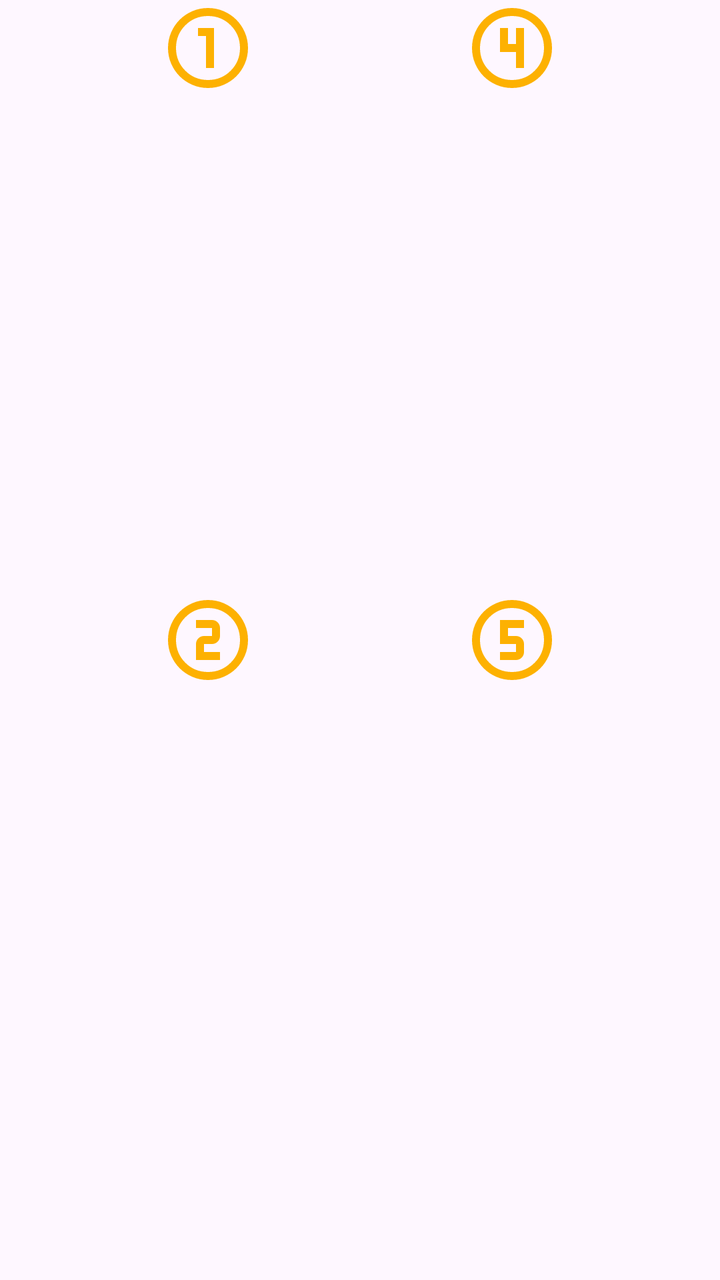
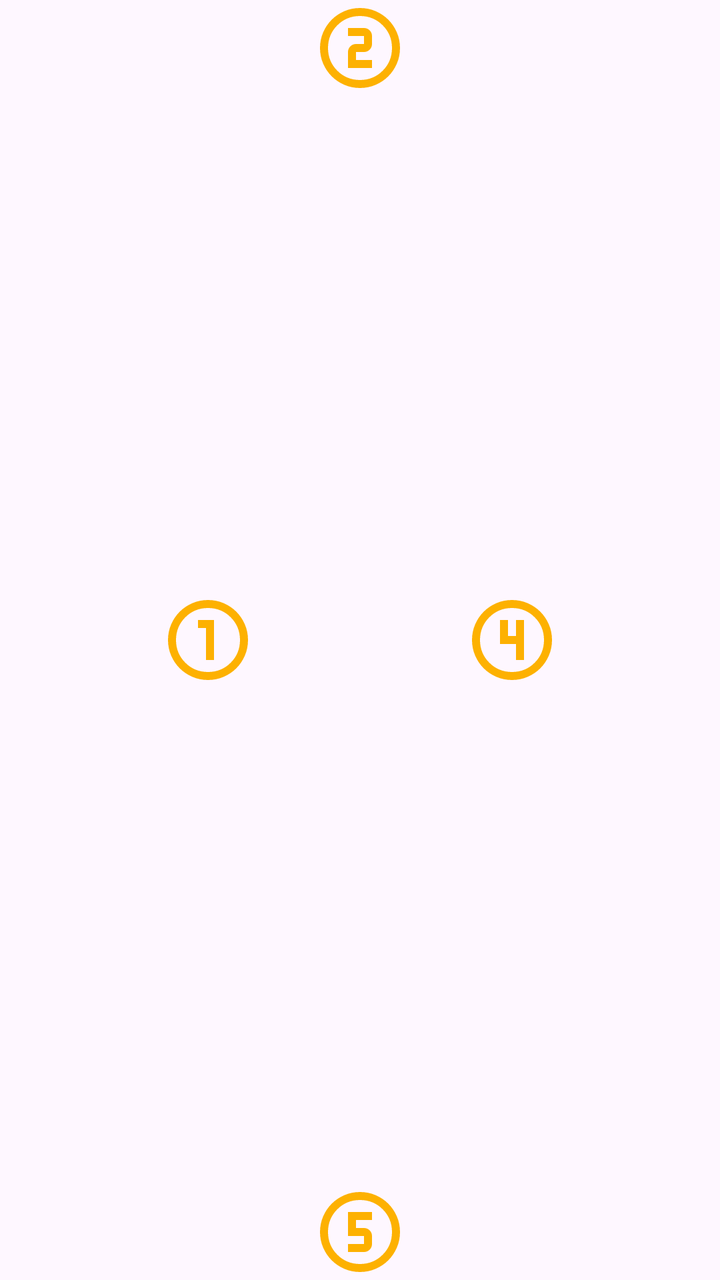

Two renders of the same Android screen: before a commit and after it. Below are the layout's source before the change and the commit's diff.
<!-- AndroidManifest.xml: application theme Theme.Heroland -->
<!-- res/layout/layout_valley.xml -->
<?xml version="1.0" encoding="utf-8"?>
<FrameLayout xmlns:android="http://schemas.android.com/apk/res/android"
    xmlns:app="http://schemas.android.com/apk/res-auto"
    xmlns:tools="http://schemas.android.com/tools"
    android:id="@+id/layout_valley"
    android:layout_width="match_parent"
    android:layout_height="match_parent"
android:layout_marginTop="200dp"
    android:background="@color/transparent">

    <androidx.appcompat.widget.AppCompatImageView
        android:id="@+id/c1"
        style="@style/clearing"
        android:layout_gravity="top|start"
        android:background="@drawable/clearing_1" />

    <androidx.appcompat.widget.AppCompatImageView
        android:id="@+id/c4"
        style="@style/clearing"
        android:layout_gravity="top|end"
        android:background="@drawable/clearing_4" />

    <androidx.appcompat.widget.AppCompatImageView
        android:id="@+id/c2"
        style="@style/clearing"
        android:layout_gravity="center|start"
        android:background="@drawable/clearing_2" />

    <androidx.appcompat.widget.AppCompatImageView
        android:id="@+id/c5"
        style="@style/clearing"
        android:layout_gravity="center|end"
        android:background="@drawable/clearing_5" />

    <androidx.appcompat.widget.AppCompatImageView
        android:id="@+id/dwelling"
        style="@style/clearing"
        android:layout_gravity="center|end"
        tools:background="@drawable/d_inn" />


</FrameLayout>
<!-- resources referenced by this layout -->
<resources>
  <color name="transparent">#00000000</color>
  <!-- drawable clearing_1 (drawable) -->
  <vector xmlns:android="http://schemas.android.com/apk/res/android" android:height="24dp" android:tint="#FDB101" android:viewportHeight="960" android:viewportWidth="960" android:width="24dp">
        
      <path android:fillColor="@android:color/white" android:pathData="M480,880Q397,880 324,848.5Q251,817 197,763Q143,709 111.5,636Q80,563 80,480Q80,397 111.5,324Q143,251 197,197Q251,143 324,111.5Q397,80 480,80Q563,80 636,111.5Q709,143 763,197Q817,251 848.5,324Q880,397 880,480Q880,563 848.5,636Q817,709 763,763Q709,817 636,848.5Q563,880 480,880ZM480,800Q614,800 707,707Q800,614 800,480Q800,346 707,253Q614,160 480,160Q346,160 253,253Q160,346 160,480Q160,614 253,707Q346,800 480,800ZM480,480Q480,480 480,480Q480,480 480,480Q480,480 480,480Q480,480 480,480Q480,480 480,480Q480,480 480,480Q480,480 480,480Q480,480 480,480ZM460,680L540,680L540,280L380,280L380,360L460,360L460,680Z"/>
      
  </vector>
  <!-- drawable clearing_4 (drawable) -->
  <vector xmlns:android="http://schemas.android.com/apk/res/android" android:height="24dp" android:tint="#FDB101" android:viewportHeight="960" android:viewportWidth="960" android:width="24dp">
        
      <path android:fillColor="@android:color/white" android:pathData="M480,880Q397,880 324,848.5Q251,817 197,763Q143,709 111.5,636Q80,563 80,480Q80,397 111.5,324Q143,251 197,197Q251,143 324,111.5Q397,80 480,80Q563,80 636,111.5Q709,143 763,197Q817,251 848.5,324Q880,397 880,480Q880,563 848.5,636Q817,709 763,763Q709,817 636,848.5Q563,880 480,880ZM480,800Q614,800 707,707Q800,614 800,480Q800,346 707,253Q614,160 480,160Q346,160 253,253Q160,346 160,480Q160,614 253,707Q346,800 480,800ZM480,480Q480,480 480,480Q480,480 480,480Q480,480 480,480Q480,480 480,480Q480,480 480,480Q480,480 480,480Q480,480 480,480Q480,480 480,480ZM520,680L600,680L600,280L520,280L520,440L440,440L440,280L360,280L360,520L520,520L520,680Z"/>
      
  </vector>
  <style name="clearing" parent="Base.Theme.Heroland">
          <item name="android:layout_width">wrap_content</item>
          <item name="android:layout_height">wrap_content</item>
          <item name="android:layout_marginHorizontal">80dp</item>
          <item name="android:padding">24dp</item>
          <item name="android:text">@string/clearing</item>
          <item name="android:contentDescription">@string/clearing</item>
      </style>
  <style name="Theme.Heroland" parent="Base.Theme.Heroland" />
  <style name="Base.Theme.Heroland" parent="Theme.Material3.DayNight.NoActionBar">
          
          <item name="android:windowLayoutInDisplayCutoutMode">shortEdges</item>
          <item name="android:windowTranslucentStatus">true</item>
          
          <item name="android:textColor">@color/primary</item>
          <item name="android:fontFamily">@font/macondo</item>
      </style>
  <string name="clearing">clearing</string>
  <color name="primary">#5F1B1A</color>
  <!-- unchanged entries left out for length: 3 -->
</resources>

<!-- the commit's change to res/layout/layout_valley.xml (unified diff, before → after) -->
@@ -5,37 +5,38 @@
     android:id="@+id/layout_valley"
     android:layout_width="match_parent"
     android:layout_height="match_parent"
-android:layout_marginTop="200dp"
+    android:layout_marginTop="200dp"
+    android:layout_marginBottom="200dp"
     android:background="@color/transparent">
+
+    <androidx.appcompat.widget.AppCompatImageView
+        android:id="@+id/c2"
+        style="@style/clearing"
+        android:layout_gravity="top|center"
+        android:background="@drawable/clearing_2" />
+
+    <androidx.appcompat.widget.AppCompatImageView
+        android:id="@+id/c5"
+        style="@style/clearing"
+        android:layout_gravity="bottom|center"
+        android:background="@drawable/clearing_5" />
 
     <androidx.appcompat.widget.AppCompatImageView
         android:id="@+id/c1"
         style="@style/clearing"
-        android:layout_gravity="top|start"
+        android:layout_gravity="center|start"
         android:background="@drawable/clearing_1" />
 
     <androidx.appcompat.widget.AppCompatImageView
         android:id="@+id/c4"
         style="@style/clearing"
-        android:layout_gravity="top|end"
+        android:layout_gravity="center|end"
         android:background="@drawable/clearing_4" />
-
-    <androidx.appcompat.widget.AppCompatImageView
-        android:id="@+id/c2"
-        style="@style/clearing"
-        android:layout_gravity="center|start"
-        android:background="@drawable/clearing_2" />
-
-    <androidx.appcompat.widget.AppCompatImageView
-        android:id="@+id/c5"
-        style="@style/clearing"
-        android:layout_gravity="center|end"
-        android:background="@drawable/clearing_5" />
 
     <androidx.appcompat.widget.AppCompatImageView
         android:id="@+id/dwelling"
         style="@style/clearing"
-        android:layout_gravity="center|end"
+        android:layout_gravity="bottom|center"
         tools:background="@drawable/d_inn" />
 
 
